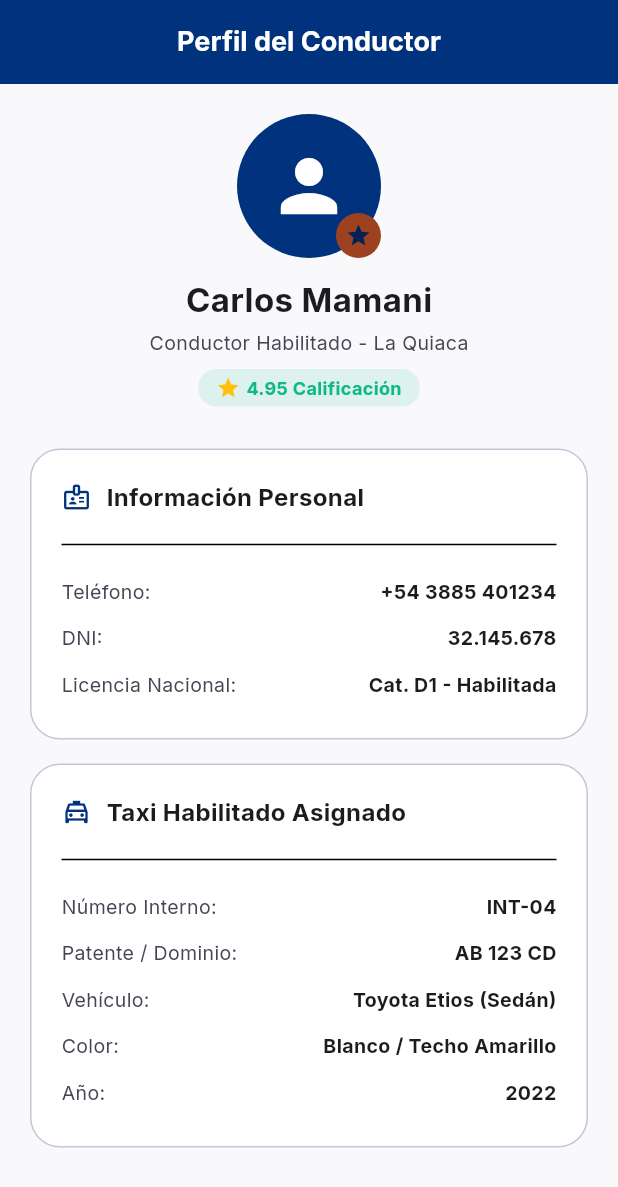
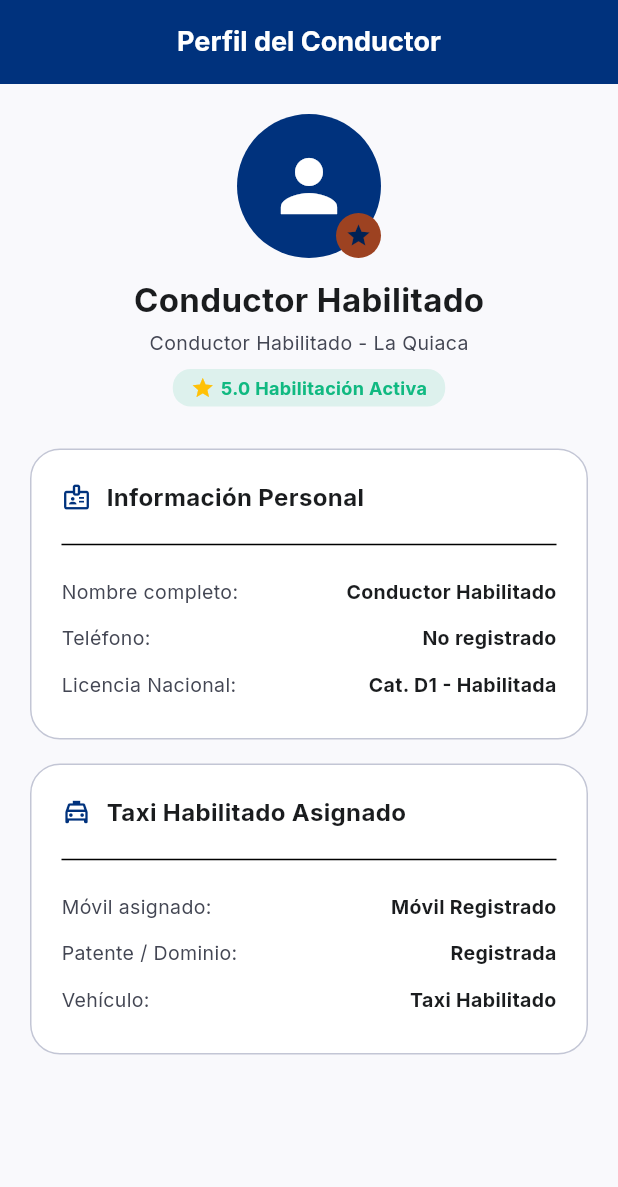
Before and after one commit to RodrigoloAndina/QuiacaGo, a Flutter app: the PerfilUsuarioScreen screen opened by its route, on a phone screen of 412 x 824 dp. Shown: the top 1187 px of the screen. Run offline on Flutter 3.47's test engine with Material 3 defaults, Android fonts, the phone set to English and light mode, and no system bars; our stand-ins replace file_picker, flutter_map, flutter_riverpod, geolocator, go_router, google_fonts and 3 more; accounts and stored records are empty; network calls fail.

Commit message:
Implement 30/60/90 days habilitation selector, inline Lightbox image viewer in admin web, and dynamic real driver session persistence in driver app

```diff
--- a/lib/features/home/inicio_conductor_screen.dart
+++ b/lib/features/home/inicio_conductor_screen.dart
@@ -8,6 +8,7 @@ import '../../core/constants/app_constants.dart';
 import '../../services/location_service.dart';
 import '../../services/driver_location_service.dart';
 import '../../services/trip_service.dart';
+import '../../services/driver_session_service.dart';
 import '../trips/nuevo_pedido_modal.dart';
 
 class InicioConductorScreen extends StatefulWidget {
@@ -27,11 +28,11 @@ class _InicioConductorScreenState extends State<InicioConductorScreen> {
   final MapController _mapController = MapController();
   bool _modalAbierto = false;
 
-  // Identificación del conductor logueado (en producción vendrá del login/auth)
-  final String _driverId = 'conductor_01';
-  final String _driverName = 'Carlos Mendoza';
-  final String _vehicleInfo = 'Chevrolet Corsa - Móvil 045';
-  final String _plate = 'ABC 123';
+  // Identificación dinámica del conductor logueado desde DriverSessionService
+  String get _driverId => DriverSessionService().id.isNotEmpty ? DriverSessionService().id : 'conductor_01';
+  String get _driverName => DriverSessionService().fullName;
+  String get _vehicleInfo => DriverSessionService().vehicleInfo;
+  String get _plate => DriverSessionService().plate;
 
   @override
   void initState() {
--- a/lib/features/profile/perfil_usuario_screen.dart
+++ b/lib/features/profile/perfil_usuario_screen.dart
@@ -1,11 +1,14 @@
 import 'package:flutter/material.dart';
 import '../../core/theme/app_colors.dart';
+import '../../services/driver_session_service.dart';
 
 class PerfilUsuarioScreen extends StatelessWidget {
   const PerfilUsuarioScreen({super.key});
 
   @override
   Widget build(BuildContext context) {
+    final session = DriverSessionService();
+
     return Scaffold(
       backgroundColor: AppColors.backgroundLight,
       appBar: AppBar(
@@ -42,14 +45,14 @@ class PerfilUsuarioScreen extends StatelessWidget {
                     ],
                   ),
                   const SizedBox(height: 12),
-                  const Text(
-                    'Carlos Mamani',
-                    style: TextStyle(fontSize: 22, fontWeight: FontWeight.bold, color: AppColors.textPrimary),
+                  Text(
+                    session.fullName,
+                    style: const TextStyle(fontSize: 22, fontWeight: FontWeight.bold, color: AppColors.textPrimary),
                   ),
                   const SizedBox(height: 4),
-                  const Text(
-                    'Conductor Habilitado - La Quiaca',
-                    style: TextStyle(fontSize: 13, color: AppColors.textSecondary),
+                  Text(
+                    session.phone.isNotEmpty ? session.phone : 'Conductor Habilitado - La Quiaca',
+                    style: const TextStyle(fontSize: 13, color: AppColors.textSecondary),
                   ),
                   const SizedBox(height: 8),
                   Container(
@@ -64,7 +67,7 @@ class PerfilUsuarioScreen extends StatelessWidget {
                         Icon(Icons.star, color: Colors.amber, size: 16),
                         SizedBox(width: 4),
                         Text(
-                          '4.95 Calificación',
+                          '5.0 Habilitación Activa',
                           style: TextStyle(fontSize: 12, fontWeight: FontWeight.bold, color: AppColors.statusAvailable),
                         ),
                       ],
@@ -81,8 +84,8 @@ class PerfilUsuarioScreen extends StatelessWidget {
               title: 'Información Personal',
               icon: Icons.badge_outlined,
               children: [
-                _buildInfoRow('Teléfono:', '+54 3885 401234'),
-                _buildInfoRow('DNI:', '32.145.678'),
+                _buildInfoRow('Nombre completo:', session.fullName),
+                _buildInfoRow('Teléfono:', session.phone.isNotEmpty ? session.phone : 'No registrado'),
                 _buildInfoRow('Licencia Nacional:', 'Cat. D1 - Habilitada'),
               ],
             ),
@@ -94,11 +97,9 @@ class PerfilUsuarioScreen extends StatelessWidget {
               title: 'Taxi Habilitado Asignado',
               icon: Icons.local_taxi_outlined,
               children: [
-                _buildInfoRow('Número Interno:', 'INT-04'),
-                _buildInfoRow('Patente / Dominio:', 'AB 123 CD'),
-                _buildInfoRow('Vehículo:', 'Toyota Etios (Sedán)'),
-                _buildInfoRow('Color:', 'Blanco / Techo Amarillo'),
-                _buildInfoRow('Año:', '2022'),
+                _buildInfoRow('Móvil asignado:', session.taxiNumber.isNotEmpty ? session.taxiNumber : 'Móvil Registrado'),
+                _buildInfoRow('Patente / Dominio:', session.plate.isNotEmpty ? session.plate : 'Registrada'),
+                _buildInfoRow('Vehículo:', session.vehicleInfo),
               ],
             ),
           ],
--- /dev/null
+++ b/lib/services/driver_session_service.dart
@@ -0,0 +1,42 @@
+import 'package:flutter/foundation.dart';
+
+class DriverSessionService extends ChangeNotifier {
+  static final DriverSessionService _instance = DriverSessionService._internal();
+  factory DriverSessionService() => _instance;
+  DriverSessionService._internal();
+
+  String _id = '';
+  String _fullName = 'Conductor Habilitado';
+  String _phone = '';
+  String _vehicleInfo = 'Taxi Habilitado';
+  String _plate = '';
+  String _taxiNumber = '';
+  String? _approvedUntil;
+
+  String get id => _id;
+  String get fullName => _fullName;
+  String get phone => _phone;
+  String get vehicleInfo => _vehicleInfo;
+  String get plate => _plate;
+  String get taxiNumber => _taxiNumber;
+  String? get approvedUntil => _approvedUntil;
+
+  void setSession({
+    required String id,
+    required String fullName,
+    required String phone,
+    required String vehicleInfo,
+    required String plate,
+    required String taxiNumber,
+    String? approvedUntil,
+  }) {
+    _id = id;
+    _fullName = fullName.isNotEmpty ? fullName : 'Conductor Habilitado';
+    _phone = phone;
+    _vehicleInfo = vehicleInfo.isNotEmpty ? vehicleInfo : 'Taxi Habilitado';
+    _plate = plate;
+    _taxiNumber = taxiNumber;
+    _approvedUntil = approvedUntil;
+    notifyListeners();
+  }
+}
```
Also changed, not shown: lib/features/auth/login_screen.dart (+26 -3 lines), 1 other file.
